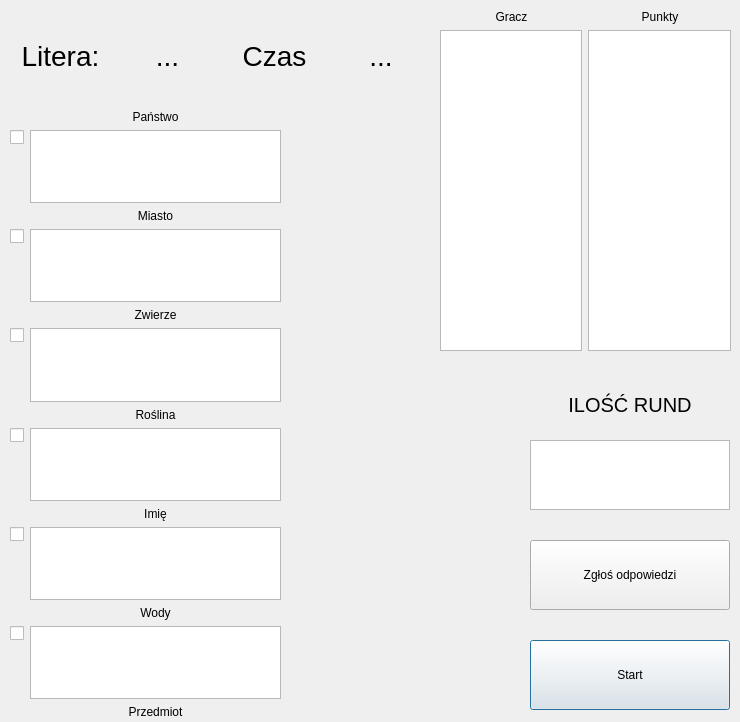
This is PanstwaMiastaQT/gamemain.ui in mbolimowski/PanstwaMiasta as Qt 5 draws it before an edit. The edited form follows.
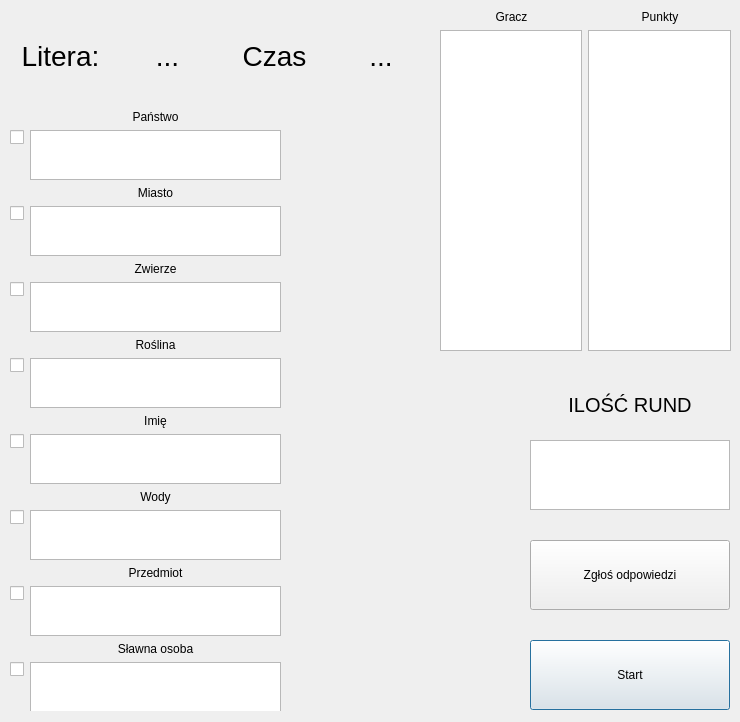
This is the edited form.

Commit message: game window number of rounds add 2 commit

Patch:
```diff
--- a/PanstwaMiastaQT/gamemain.ui
+++ b/PanstwaMiastaQT/gamemain.ui
@@ -176,7 +176,7 @@
      <x>10</x>
      <y>110</y>
      <width>271</width>
-     <height>788</height>
+     <height>601</height>
     </rect>
    </property>
    <layout class="QFormLayout" name="formLayout">
```
